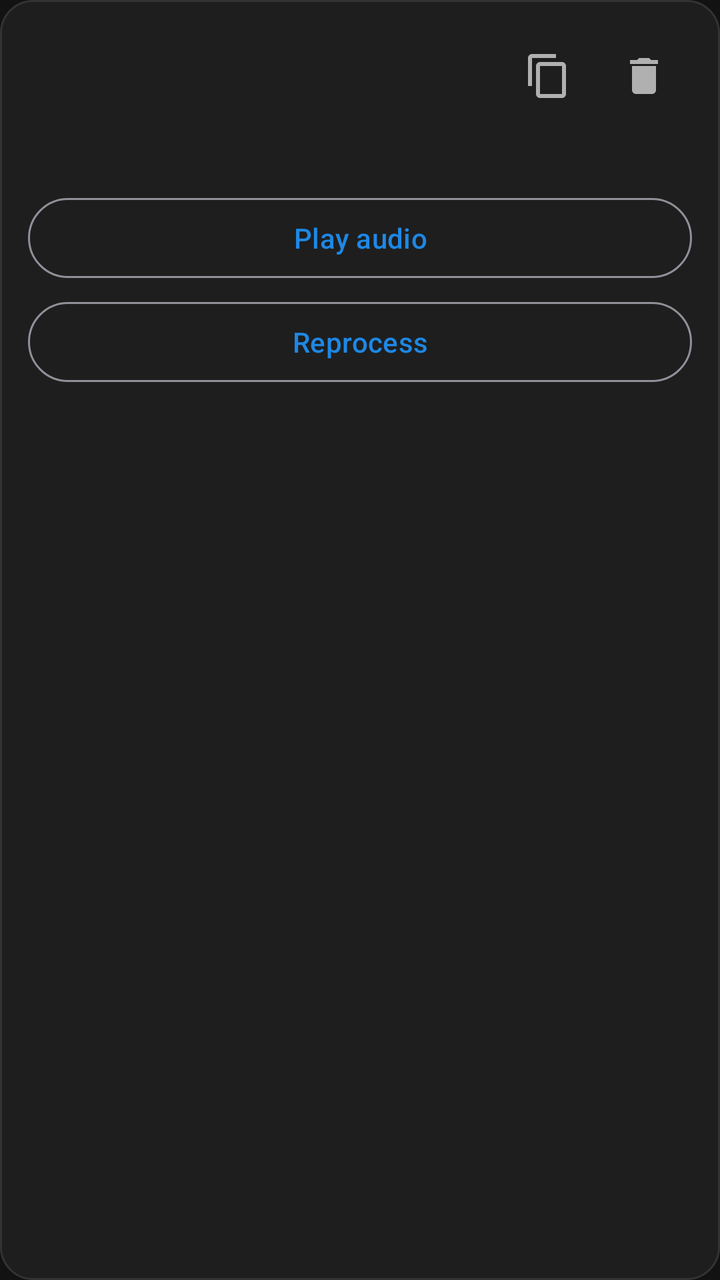
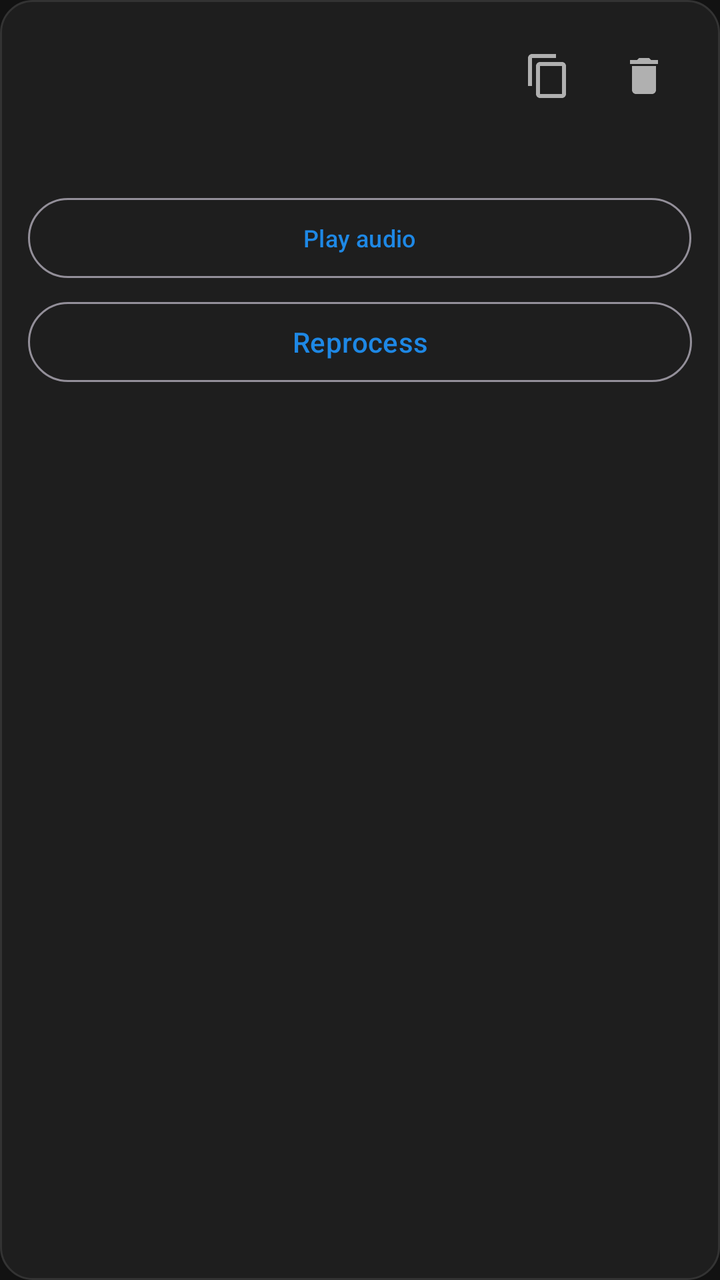

Before-and-after screenshots of an Android layout around one commit, followed by the original layout XML and the change that was made.
<!-- AndroidManifest.xml: application theme Theme.VoiceDictation -->
<!-- res/layout/item_history.xml -->
<?xml version="1.0" encoding="utf-8"?>
<LinearLayout xmlns:android="http://schemas.android.com/apk/res/android"
    xmlns:app="http://schemas.android.com/apk/res-auto"
    android:layout_width="match_parent"
    android:layout_height="wrap_content"
    android:orientation="vertical"
    android:background="@drawable/bg_card"
    android:padding="14dp"
    android:layout_marginBottom="10dp">

    <LinearLayout
        android:layout_width="match_parent"
        android:layout_height="wrap_content"
        android:orientation="horizontal"
        android:gravity="center_vertical"
        android:layout_marginBottom="6dp">

        <TextView
            android:id="@+id/tvHistoryTimestamp"
            android:layout_width="0dp"
            android:layout_height="wrap_content"
            android:layout_weight="1"
            android:textColor="@color/accent"
            android:textSize="12sp"
            android:textStyle="bold" />

        <ImageButton
            android:id="@+id/btnCopyHistory"
            android:layout_width="48dp"
            android:layout_height="48dp"
            android:background="?attr/selectableItemBackgroundBorderless"
            android:src="@drawable/ic_copy"
            app:tint="@color/text_secondary"
            android:contentDescription="Copy text" />

        <ImageButton
            android:id="@+id/btnDeleteHistory"
            android:layout_width="48dp"
            android:layout_height="48dp"
            android:background="?attr/selectableItemBackgroundBorderless"
            android:src="@drawable/ic_delete"
            app:tint="@color/text_secondary"
            android:contentDescription="Delete entry" />
    </LinearLayout>

    <TextView
        android:id="@+id/tvHistoryText"
        android:layout_width="match_parent"
        android:layout_height="wrap_content"
        android:textColor="@color/text_primary"
        android:textSize="14sp"
        android:lineSpacingExtra="2dp" />

    <LinearLayout
        android:layout_width="match_parent"
        android:layout_height="wrap_content"
        android:orientation="vertical"
        android:layout_marginTop="8dp">

        <com.google.android.material.button.MaterialButton
            android:id="@+id/btnPlayHistoryAudio"
            style="@style/Widget.Material3.Button.OutlinedButton"
            android:layout_width="match_parent"
            android:layout_height="wrap_content"
            android:text="@string/history_audio_play" />

        <com.google.android.material.button.MaterialButton
            android:id="@+id/btnReprocessHistoryAudio"
            style="@style/Widget.Material3.Button.OutlinedButton"
            android:layout_width="match_parent"
            android:layout_height="wrap_content"
            android:layout_marginTop="4dp"
            android:text="@string/history_audio_reprocess" />

    </LinearLayout>

    <TextView
        android:id="@+id/tvHistoryReprocessStatus"
        android:layout_width="match_parent"
        android:layout_height="wrap_content"
        android:accessibilityLiveRegion="polite"
        android:textColor="@color/text_secondary"
        android:visibility="gone" />

</LinearLayout>
<!-- resources referenced by this layout -->
<resources>
  <color name="accent">#00B0FF</color>
  <color name="text_primary">#F5F5F5</color>
  <color name="text_secondary">#B0B0B0</color>
  <!-- drawable bg_card (drawable) -->
  <?xml version="1.0" encoding="utf-8"?>
  <shape xmlns:android="http://schemas.android.com/apk/res/android"
      android:shape="rectangle">
      <solid android:color="@color/surface_dark" />
      <corners android:radius="16dp" />
      <stroke
          android:width="1dp"
          android:color="@color/divider" />
  </shape>
  <!-- drawable ic_copy (drawable) -->
  <vector xmlns:android="http://schemas.android.com/apk/res/android"
      android:width="24dp"
      android:height="24dp"
      android:viewportWidth="24"
      android:viewportHeight="24">
      <path
          android:fillColor="#FFFFFFFF"
          android:pathData="M16,1H4c-1.1,0 -2,0.9 -2,2v14h2V3h12V1zm3,4H8c-1.1,0 -2,0.9 -2,2v14c0,1.1 0.9,2 2,2h11c1.1,0 2,-0.9 2,-2V7c0,-1.1 -0.9,-2 -2,-2zm0,16H8V7h11v14z"/>
  </vector>
  <!-- drawable ic_delete (drawable) -->
  <vector xmlns:android="http://schemas.android.com/apk/res/android"
      android:width="24dp"
      android:height="24dp"
      android:viewportWidth="24"
      android:viewportHeight="24">
      <path
          android:fillColor="#FFFFFFFF"
          android:pathData="M6,19c0,1.1 0.9,2 2,2h8c1.1,0 2,-0.9 2,-2V7H6v12zM19,4h-3.5l-1,-1h-5l-1,1H5v2h14V4z"/>
  </vector>
  <string name="history_audio_play">Play audio</string>
  <string name="history_audio_reprocess">Reprocess</string>
  <style name="Theme.VoiceDictation" parent="Theme.Material3.Dark.NoActionBar">
          <item name="colorPrimary">@color/primary</item>
          <item name="colorOnPrimary">#FFFFFF</item>
          <item name="colorPrimaryContainer">@color/primary_container</item>
          <item name="colorOnPrimaryContainer">@color/on_primary_container</item>
          <item name="colorSecondary">@color/accent</item>
          <item name="android:windowBackground">@color/background_dark</item>
          <item name="android:statusBarColor">@color/background_dark</item>
          <item name="android:navigationBarColor">@color/background_dark</item>
      </style>
  <color name="surface_dark">#1E1E1E</color>
  <color name="divider">#333333</color>
  <color name="primary">#1E88E5</color>
  <color name="primary_container">#D1E4FF</color>
  <color name="on_primary_container">#001D36</color>
  <color name="background_dark">#121212</color>
</resources>

<!-- the commit's change to res/layout/item_history.xml (unified diff, before → after) -->
@@ -15,14 +15,25 @@
         android:gravity="center_vertical"
         android:layout_marginBottom="6dp">
 
-        <TextView
-            android:id="@+id/tvHistoryTimestamp"
+        <LinearLayout
             android:layout_width="0dp"
             android:layout_height="wrap_content"
             android:layout_weight="1"
-            android:textColor="@color/accent"
-            android:textSize="12sp"
-            android:textStyle="bold" />
+            android:orientation="vertical">
+            <TextView
+                android:id="@+id/tvHistoryTimestamp"
+                android:layout_width="match_parent"
+                android:layout_height="wrap_content"
+                android:textColor="@color/accent"
+                android:textSize="12sp"
+                android:textStyle="bold" />
+            <TextView
+                android:id="@+id/tvHistoryDuration"
+                android:layout_width="match_parent"
+                android:layout_height="wrap_content"
+                android:textColor="@color/text_secondary"
+                android:textSize="11sp" />
+        </LinearLayout>
 
         <ImageButton
             android:id="@+id/btnCopyHistory"
@@ -57,12 +68,59 @@
         android:orientation="vertical"
         android:layout_marginTop="8dp">
 
-        <com.google.android.material.button.MaterialButton
-            android:id="@+id/btnPlayHistoryAudio"
-            style="@style/Widget.Material3.Button.OutlinedButton"
+        <LinearLayout
             android:layout_width="match_parent"
             android:layout_height="wrap_content"
-            android:text="@string/history_audio_play" />
+            android:orientation="horizontal"
+            android:gravity="center_vertical">
+
+            <com.google.android.material.button.MaterialButton
+                android:id="@+id/btnPlayHistoryAudio"
+                style="@style/Widget.Material3.Button.OutlinedButton"
+                android:layout_width="0dp"
+                android:layout_height="wrap_content"
+                android:layout_weight="1.35"
+                android:minWidth="0dp"
+                android:paddingHorizontal="2dp"
+                android:textSize="12sp"
+                android:text="@string/history_audio_play" />
+
+            <com.google.android.material.button.MaterialButton
+                android:id="@+id/btnHistorySpeed1"
+                style="@style/Widget.Material3.Button.OutlinedButton"
+                android:layout_width="0dp"
+                android:layout_height="wrap_content"
+                android:layout_weight="0.85"
+                android:minWidth="0dp"
+                android:paddingHorizontal="2dp"
+                android:textSize="12sp"
+                android:text="@string/history_audio_speed_1"
+                android:visibility="gone" />
+
+            <com.google.android.material.button.MaterialButton
+                android:id="@+id/btnHistorySpeed15"
+                style="@style/Widget.Material3.Button.OutlinedButton"
+                android:layout_width="0dp"
+                android:layout_height="wrap_content"
+                android:layout_weight="0.85"
+                android:minWidth="0dp"
+                android:paddingHorizontal="2dp"
+                android:textSize="12sp"
+                android:text="@string/history_audio_speed_15"
+                android:visibility="gone" />
+
+            <com.google.android.material.button.MaterialButton
+                android:id="@+id/btnHistorySpeed2"
+                style="@style/Widget.Material3.Button.OutlinedButton"
+                android:layout_width="0dp"
+                android:layout_height="wrap_content"
+                android:layout_weight="0.85"
+                android:minWidth="0dp"
+                android:paddingHorizontal="2dp"
+                android:textSize="12sp"
+                android:text="@string/history_audio_speed_2"
+                android:visibility="gone" />
+        </LinearLayout>
 
         <com.google.android.material.button.MaterialButton
             android:id="@+id/btnReprocessHistoryAudio"
<!-- resource entries referenced after the edit -->
@@ -35,6 +35,9 @@
   </vector>
   <string name="history_audio_play">Play audio</string>
   <string name="history_audio_reprocess">Reprocess</string>
+  <string name="history_audio_speed_1">1x</string>
+  <string name="history_audio_speed_15">1.5x</string>
+  <string name="history_audio_speed_2">2x</string>
   <style name="Theme.VoiceDictation" parent="Theme.Material3.Dark.NoActionBar">
           <item name="colorPrimary">@color/primary</item>
           <item name="colorOnPrimary">#FFFFFF</item>
